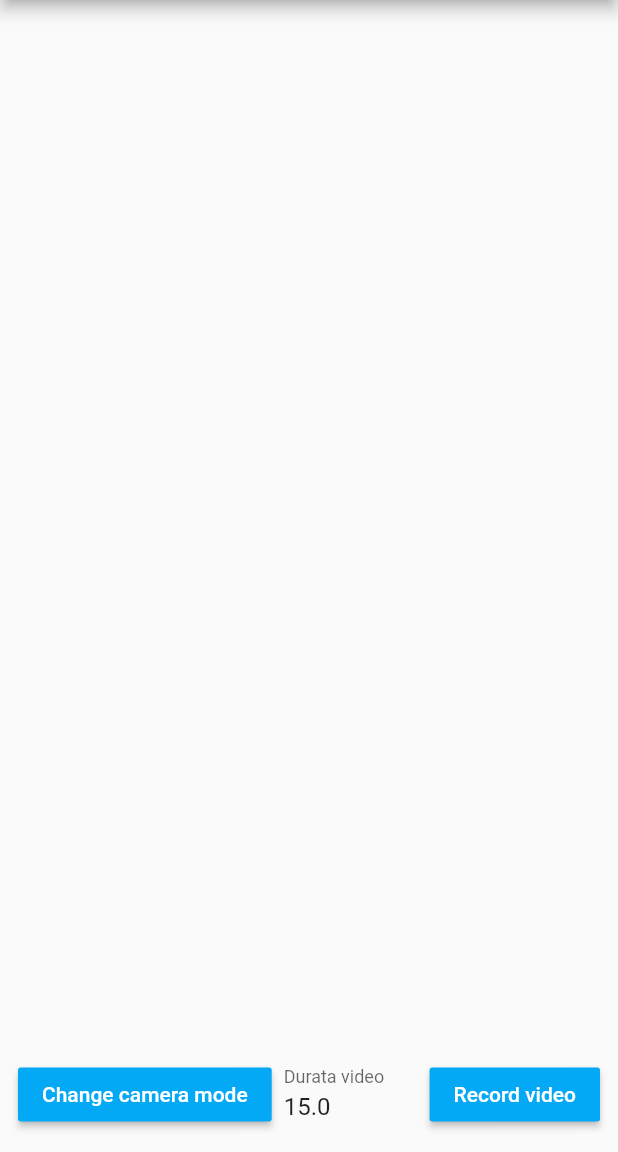
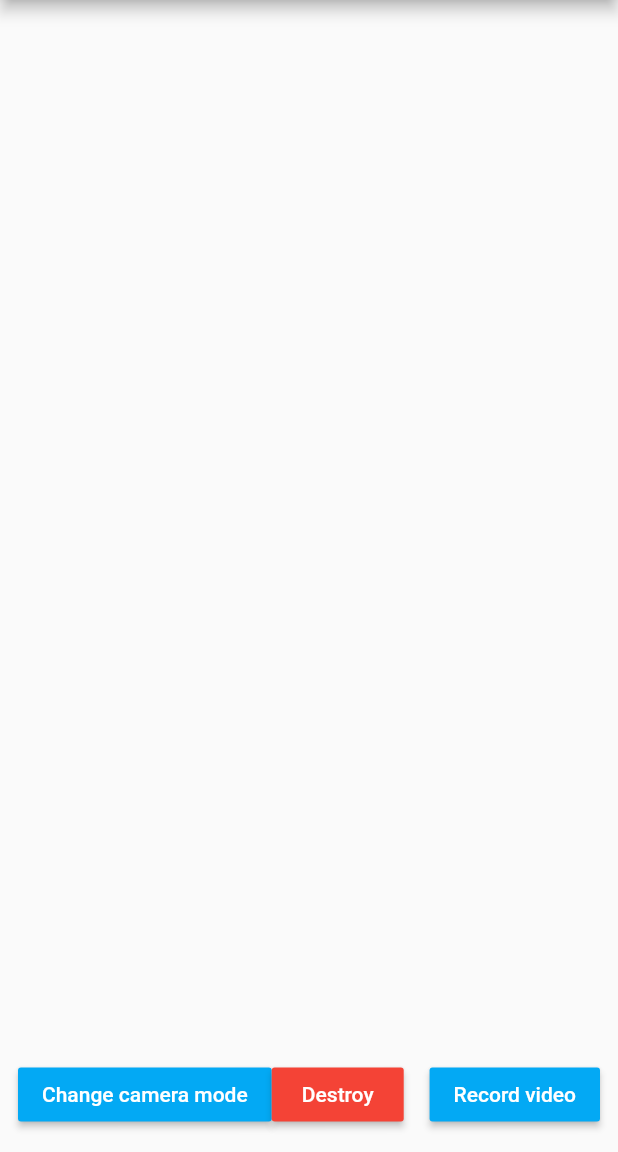
Before and after one commit to riccardo-lomazzi/camera_macos, a Flutter app: the screen it shows after launch, after a tap on "Change camera mode", on a phone screen of 412 x 824 dp, the part 84-1236 px from its top. Run offline on Flutter 3.47's test engine with Material 2 defaults, Android fonts, the phone set to English and light mode, and no system bars; our stand-ins replace plugin_platform_interface.

Commit message:
added destroy method

```diff
--- a/example/lib/main.dart
+++ b/example/lib/main.dart
@@ -90,6 +90,9 @@ class _MyAppState extends State<MyApp> {
                               macOSController = controller;
                             });
                           },
+                          onCameraDestroyed: () {
+                            return Text("Camera Destroyed!");
+                          },
                         ),
                         lastImagePreviewData != null
                             ? Container(
@@ -118,6 +121,7 @@ class _MyAppState extends State<MyApp> {
                   child: Padding(
                     padding: const EdgeInsets.symmetric(horizontal: 12.0),
                     child: Row(
+                      mainAxisAlignment: MainAxisAlignment.spaceEvenly,
                       children: [
                         MaterialButton(
                           color: Colors.lightBlue,
@@ -131,12 +135,23 @@ class _MyAppState extends State<MyApp> {
                             });
                           },
                         ),
+                        MaterialButton(
+                          color: Colors.red,
+                          textColor: Colors.white,
+                          child: Text("Destroy"),
+                          onPressed: () async {
+                            if (macOSController != null) {
+                              await macOSController?.destroy();
+                              setState(() {});
+                            }
+                          },
+                        ),
                         Visibility(
                           visible: cameraMode == CameraMacOSMode.video,
                           child: Expanded(
                             child: Padding(
                               padding:
-                                  const EdgeInsets.symmetric(horizontal: 8.0),
+                                  const EdgeInsets.symmetric(horizontal: 12.0),
                               child: TextField(
                                 controller: durationController,
                                 decoration: InputDecoration(
--- a/lib/camera_macos.dart
+++ b/lib/camera_macos.dart
@@ -1,6 +1,6 @@
 import 'package:camera_macos/camera_macos_arguments.dart';
 import 'package:camera_macos/camera_macos_controller.dart';
-import 'package:flutter/foundation.dart';
+import 'package:camera_macos/camera_macos_method_channel.dart';
 import 'package:flutter/material.dart';
 
 import 'camera_macos_platform_interface.dart';
@@ -12,6 +12,7 @@ class CameraMacOSView extends StatefulWidget {
   final CameraMacOSMode cameraMode;
   final Widget Function(Object?)? onCameraLoading;
   final Function(CameraMacOSController) onCameraInizialized;
+  final Widget Function()? onCameraDestroyed;
 
   const CameraMacOSView({
     Key? key,
@@ -19,14 +20,14 @@ class CameraMacOSView extends StatefulWidget {
     required this.cameraMode,
     required this.onCameraInizialized,
     this.onCameraLoading,
+    this.onCameraDestroyed,
   }) : super(key: key);
 
   @override
   CameraMacOSViewState createState() => CameraMacOSViewState();
 }
 
-class CameraMacOSViewState extends State<CameraMacOSView>
-    with WidgetsBindingObserver {
+class CameraMacOSViewState extends State<CameraMacOSView> {
   late CameraMacOSArguments arguments;
   late Future<CameraMacOSArguments?> initializeCameraFuture;
 
@@ -71,6 +72,16 @@ class CameraMacOSViewState extends State<CameraMacOSView>
             return Center(
               child: CircularProgressIndicator(),
             );
+          }
+        }
+
+        if (CameraMacOSPlatform.instance is MethodChannelCameraMacOS &&
+            (CameraMacOSPlatform.instance as MethodChannelCameraMacOS)
+                .isDestroyed) {
+          if (widget.onCameraDestroyed != null) {
+            return widget.onCameraDestroyed!();
+          } else {
+            return Container();
           }
         }
 
--- a/lib/camera_macos_controller.dart
+++ b/lib/camera_macos_controller.dart
@@ -25,4 +25,8 @@ class CameraMacOSController {
     isRecording = false;
     return _platformInstance.stopVideoRecording();
   }
+
+  Future<bool?> destroy() {
+    return _platformInstance.destroy();
+  }
 }
--- a/lib/camera_macos_platform_interface.dart
+++ b/lib/camera_macos_platform_interface.dart
@@ -44,4 +44,8 @@ abstract class CameraMacOSPlatform extends PlatformInterface {
   Future<CameraMacOSFile?> stopVideoRecording() {
     throw UnimplementedError("");
   }
+
+  Future<bool?> destroy() {
+    throw UnimplementedError("");
+  }
 }
--- a/pubspec.yaml
+++ b/pubspec.yaml
@@ -1,6 +1,6 @@
 name: camera_macos
 description: A new Flutter plugin project.
-version: 0.0.3
+version: 0.0.4
 
 environment:
   sdk: '>=2.18.2 <3.0.0'
```
Also changed, not shown: lib/camera_macos_method_channel.dart (+13 -0 lines), example/pubspec.lock, 3 other files.
